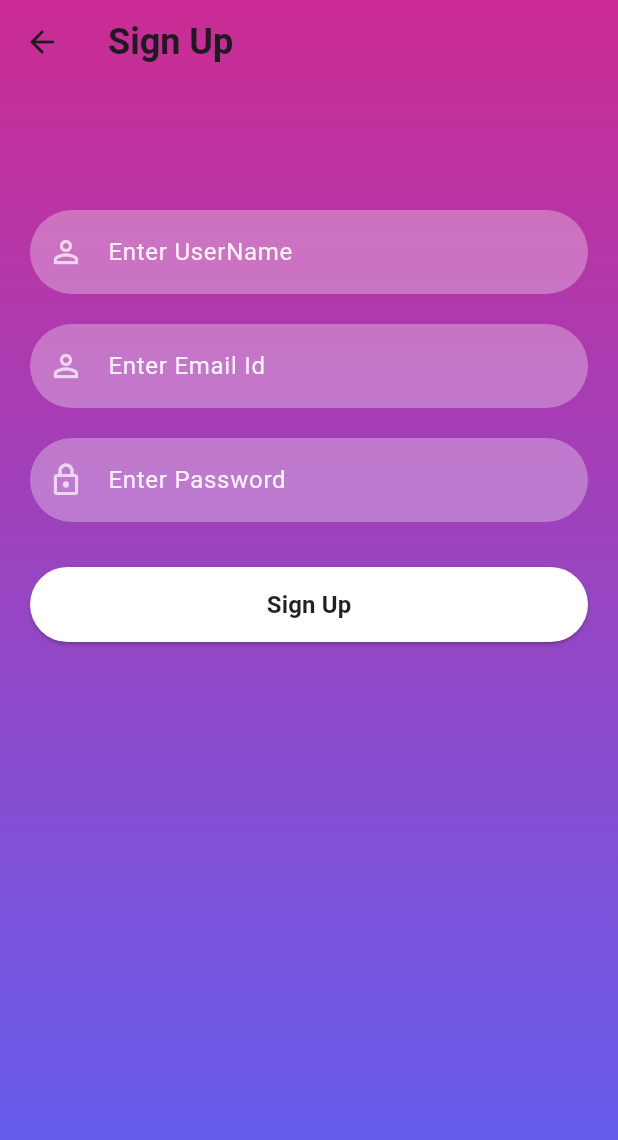
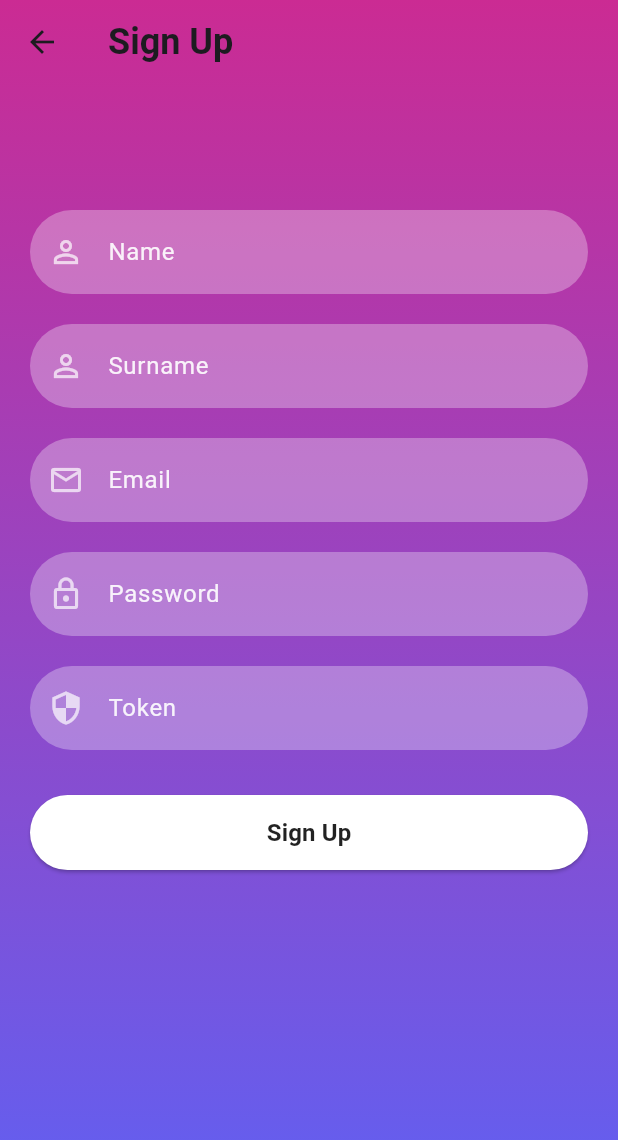
Before and after one commit to KeremTamirci/ImmunotherapyApp, a Flutter app: the DoctorSignUpScreen screen opened directly, on a phone screen of 412 x 824 dp. Shown: the top 1140 px of the screen. Run offline on Flutter 3.47's test engine with Material 3 defaults, Android fonts, the phone set to English and light mode, and no system bars; our stand-ins replace firebase_auth, firebase_core, firebase_messaging, flutter_local_notifications; accounts and stored records are empty.

Commit message:
Update doctor_signup_screen.dart
doctor signup credentials fixed

```diff
--- a/immunotheraphy_app/lib/doctor/screens/doctor_signup_screen.dart
+++ b/immunotheraphy_app/lib/doctor/screens/doctor_signup_screen.dart
@@ -12,9 +12,11 @@ class DoctorSignUpScreen extends StatefulWidget {
 }
 
 class _DoctorSignUpScreenState extends State<DoctorSignUpScreen> {
+  TextEditingController _nameTextController = TextEditingController();
+  TextEditingController _surnameTextController = TextEditingController();
+  TextEditingController _emailTextController = TextEditingController();
   TextEditingController _passwordTextController = TextEditingController();
-  TextEditingController _emailTextController = TextEditingController();
-  TextEditingController _userNameTextController = TextEditingController();
+  TextEditingController _tokenTextController = TextEditingController();
 
   @override
   Widget build(BuildContext context) {
@@ -49,24 +51,38 @@ class _DoctorSignUpScreenState extends State<DoctorSignUpScreen> {
               children: <Widget>[
                 const SizedBox(height: 20),
                 reusableTextField(
-                  "Enter UserName",
+                  "Name",
                   Icons.person_outline,
                   false,
-                  _userNameTextController,
+                  _nameTextController,
                 ),
                 const SizedBox(height: 20),
                 reusableTextField(
-                  "Enter Email Id",
+                  "Surname",
                   Icons.person_outline,
+                  false,
+                  _surnameTextController,
+                ),
+                const SizedBox(height: 20),
+                reusableTextField(
+                  "Email",
+                  Icons.mail_outline,
                   false,
                   _emailTextController,
                 ),
                 const SizedBox(height: 20),
                 reusableTextField(
-                  "Enter Password",
-                  Icons.lock_outlined,
+                  "Password",
+                  Icons.lock_outline,
                   true,
                   _passwordTextController,
+                ),
+                const SizedBox(height: 20),
+                reusableTextField(
+                  "Token",
+                  Icons.security_outlined,
+                  false,
+                  _tokenTextController,
                 ),
                 const SizedBox(height: 20),
                 firebaseUIButton(context, "Sign Up", () {
@@ -77,7 +93,7 @@ class _DoctorSignUpScreenState extends State<DoctorSignUpScreen> {
                   )
                       .then((value) {
                     // Set the display name immediately after user creation
-                        value.user!.updateProfile(displayName: _userNameTextController.text).then((_) {
+                    value.user!.updateProfile(displayName: _nameTextController.text).then((_) {
                       print("Display name updated");
                       Navigator.pushReplacement(
                         context,
```
Lines whose indentation alone changed are shown as unchanged.
